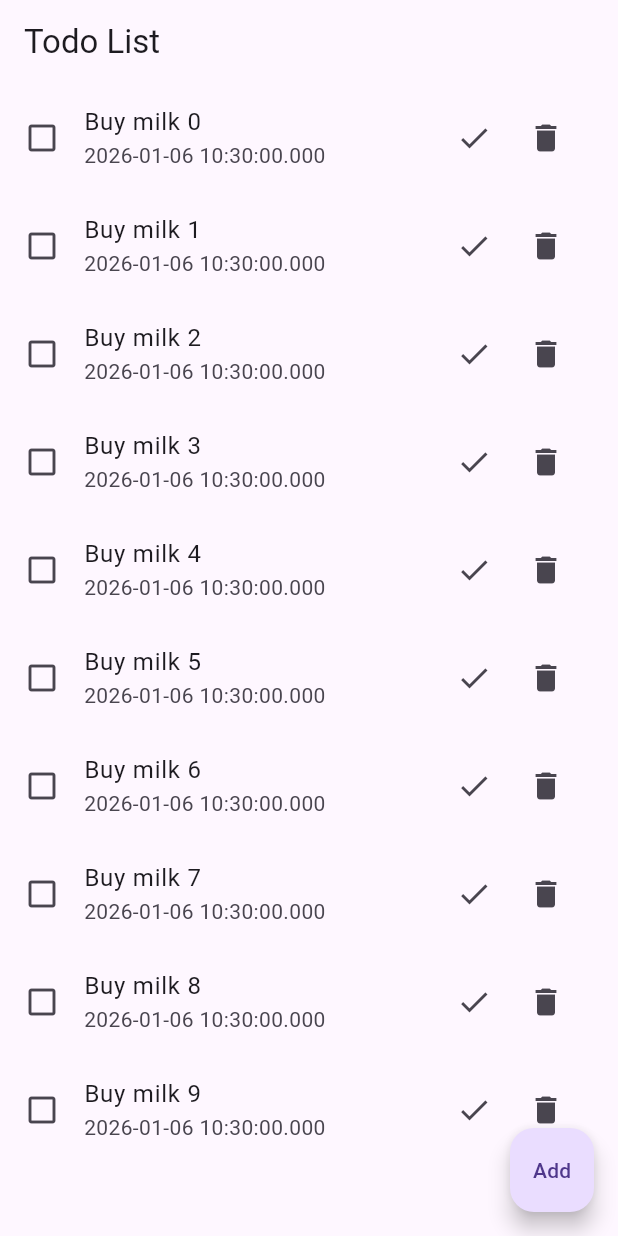
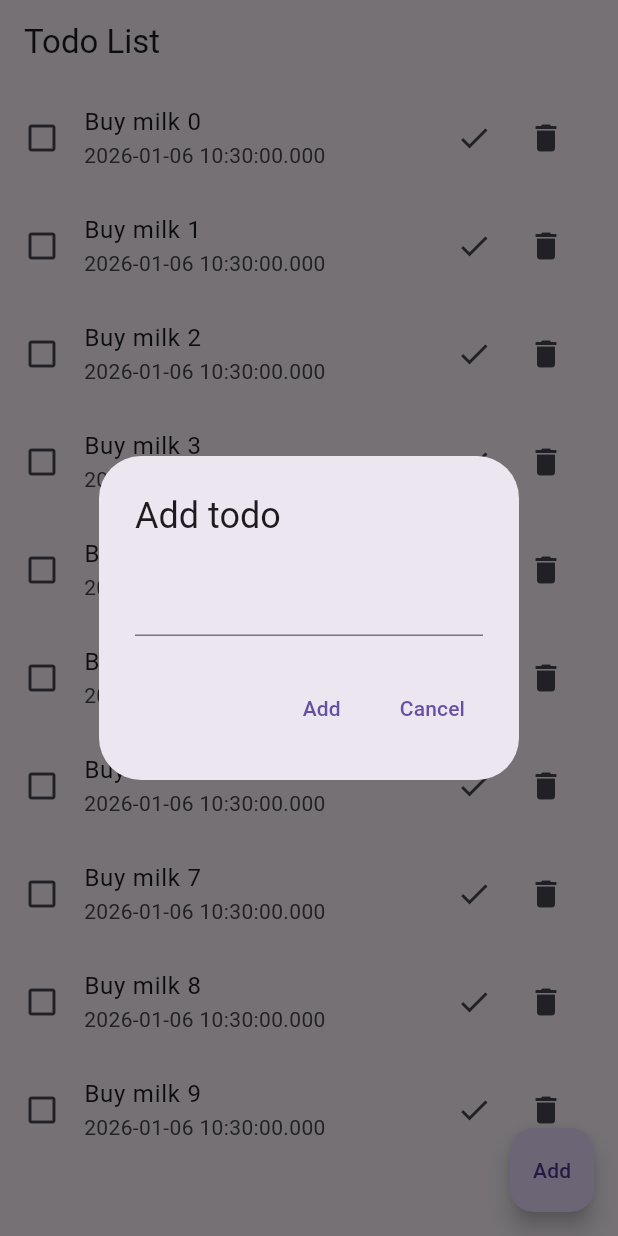
Before and after one commit to mohamadlounnas/mn, a Flutter app: the screen it shows after launch, after a tap on "Add", on a phone screen of 412 x 824 dp. Run offline on Flutter 3.47's test engine with Material 3 defaults, Android fonts, the phone set to English and light mode, and no system bars.

Commit message:
refactor: simplify todos initialization and enhance floating action button to add new todos

```diff
--- a/lib/home.dart
+++ b/lib/home.dart
@@ -1,6 +1,3 @@
-
-
-
 import 'package:flutter/material.dart';
 
 import 'models/todo.dart';
@@ -8,6 +5,7 @@ import 'models/todo.dart';
 void _onpressed() {
   print('Pressed');
 }
+
 class HomePage extends StatefulWidget {
   const HomePage({super.key});
 
@@ -16,29 +14,18 @@ class HomePage extends StatefulWidget {
 }
 
 class _HomePageState extends State<HomePage> {
-
-  List<Todo> todos = [
-    for (int i = 0; i < 10; i++)
-      Todo(title: 'Buy milk $i', createdAt: DateTime.now()),
-  ];
-
+  List<Todo> todos = [for (int i = 0; i < 10; i++) Todo(title: 'Buy milk $i', createdAt: DateTime.now())];
 
   @override
   Widget build(BuildContext context) {
     return Scaffold(
-      appBar: AppBar(
-        title: Text('Todo List'),
-      ),
+      appBar: AppBar(title: Text('Todo List')),
       body: ListView(
         children: [
           if (todos.isEmpty) Center(child: Text('No todos yet')),
           for (var todo in todos)
             ListTile(
-              leading: Icon(
-                todo.doneAt != null ?
-                  Icons.check_box
-                  : Icons.check_box_outline_blank,
-              ),
+              leading: Icon(todo.doneAt != null ? Icons.check_box : Icons.check_box_outline_blank),
               title: Text(todo.title),
               subtitle: Text(todo.createdAt.toString()),
               trailing: Row(
@@ -64,11 +51,30 @@ class _HomePageState extends State<HomePage> {
                 ],
               ),
             ),
-
         ],
       ),
       floatingActionButton: FloatingActionButton(
-        onPressed: _onpressed,
+        onPressed: () async {
+          final result = await showDialog<String>(
+            context: context,
+            builder: (context) {
+              var _todoTitle = '';
+              return AlertDialog(
+                title: Text('Add todo'),
+                content: TextField(onChanged: (value) => _todoTitle = value),
+                actions: [
+                  TextButton(onPressed: () => Navigator.pop(context, _todoTitle), child: Text('Add')),
+                  TextButton(onPressed: () => Navigator.pop(context, null), child: Text('Cancel')),
+                ],
+              );
+            },
+          );
+
+          if (result != null) {
+            todos.add(Todo(title: result, createdAt: DateTime.now()));
+            setState(() {});
+          }
+        },
         child: Text('Add'),
       ),
     );
```
